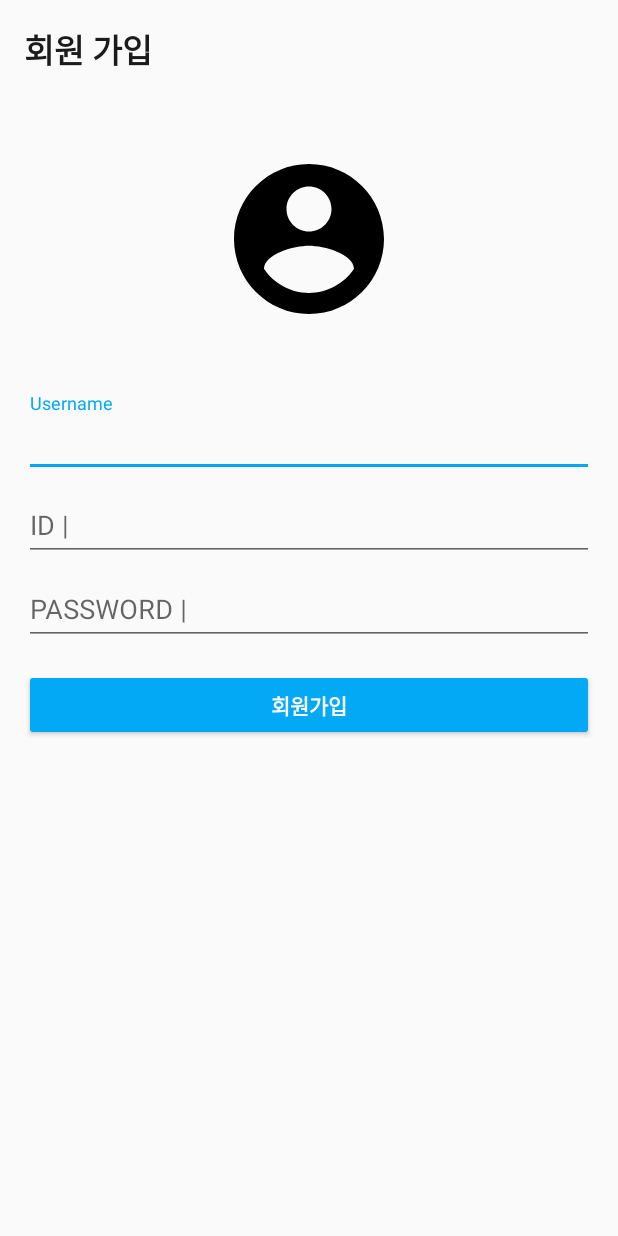
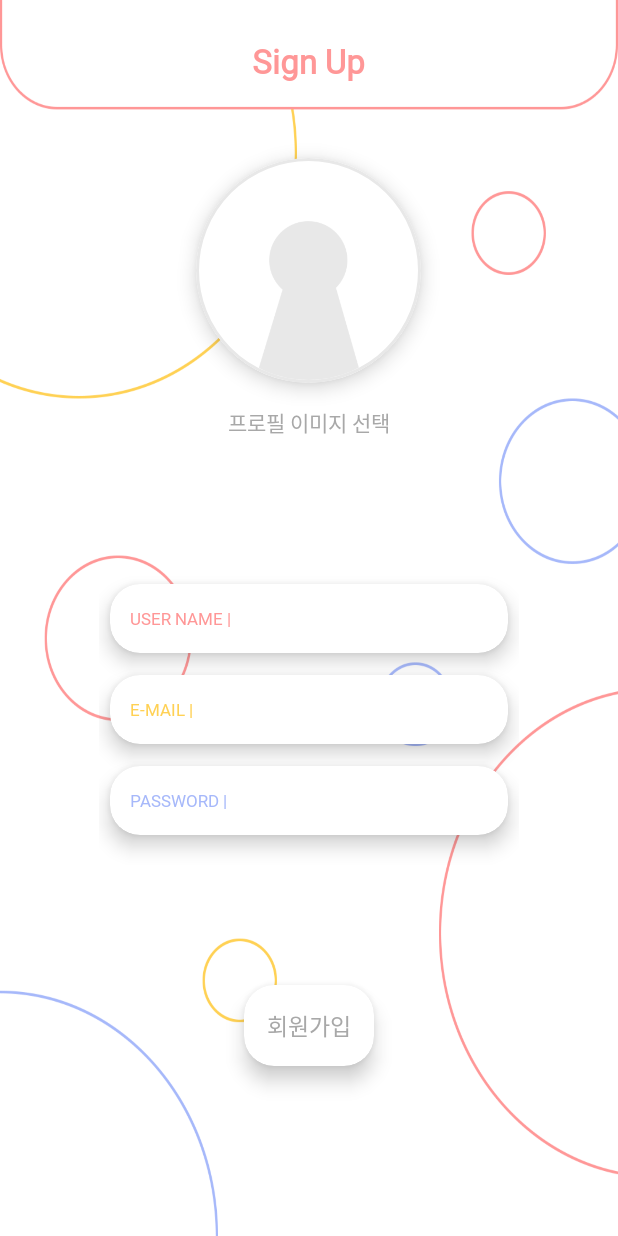
Before and after one commit to magam-sigan-neomgin/SunrinHackathon5th, an Android app: the RegisterActivity screen opened directly, with no data from a screen before it, on a phone screen of 412 x 824 dp. Run offline under Robolectric (Android 15) with nearby library versions, the phone set to English and light mode, and no system bars; our stand-ins replace CircleImageView; libraries missing offline, so code that uses them is left out: com.gun0912.tedpermission, gun0912.tedbottompicker; network calls fail; pictures from the network do not load; 1 statement that could not run was skipped.

Commit message:
login & register complete

```diff
--- a/app/src/main/res/layout/activity_login.xml
+++ b/app/src/main/res/layout/activity_login.xml
@@ -48,14 +48,14 @@
             <RelativeLayout
                     android:layout_margin="5dp"
                     android:layout_width="match_parent" android:layout_height="wrap_content"
-            android:paddingTop="8dp"
-            android:paddingLeft="7dp">
+                    android:padding="8dp">
 
                 <TextView android:layout_width="wrap_content" android:layout_height="wrap_content"
-                          android:text="ID |"
+                          android:text="E-MAIL |"
                           android:fontFamily="@font/nanum_square_eb"
                           android:textColor="#ff9797"
-                          android:gravity="center_vertical"
+                          android:textSize="12sp"
+                          android:layout_centerVertical="true"
                           android:id="@+id/hintID"/>
 
                 <AutoCompleteTextView
@@ -63,6 +63,8 @@
                         android:layout_width="match_parent"
                         android:layout_toRightOf="@id/hintID"
                         android:layout_height="wrap_content"
+                        android:layout_centerVertical="true"
+                        android:fontFamily="@font/nanum_square_r"
                         android:background="@null"
                         android:layout_marginLeft="5dp"
                         android:inputType="textEmailAddress"
@@ -83,27 +85,32 @@
             <RelativeLayout
                     android:layout_margin="5dp"
                     android:layout_width="match_parent" android:layout_height="wrap_content"
-            android:paddingTop="8dp"
-            android:paddingLeft="7dp">
+                    android:padding="8dp">
 
                 <TextView android:layout_width="wrap_content" android:layout_height="wrap_content"
                           android:text="PASSWORD |"
                           android:textColor="#ffd154"
+                          android:textSize="12sp"
                           android:fontFamily="@font/nanum_square_eb"
-                          android:gravity="center_vertical"
+                          android:layout_centerVertical="true"
                           android:id="@+id/hintPW"/>
 
                 <EditText
                         android:id="@+id/password"
                         android:layout_width="match_parent"
                         android:layout_height="wrap_content"
+                        android:layout_centerVertical="true"
+                        android:layout_marginLeft="5dp"
+                        android:fontFamily="sans-serif"
+                        android:textSize="14sp"
                         android:background="@null"
                         android:imeActionId="6"
                         android:imeActionLabel="@string/action_sign_in_short"
                         android:imeOptions="actionUnspecified"
                         android:inputType="textPassword"
                         android:maxLines="1"
-                        android:singleLine="true"/>
+                        android:singleLine="true"
+                android:layout_toRightOf="@id/hintPW"/>
 
             </RelativeLayout>
 
@@ -120,7 +127,7 @@
                 android:layout_gravity="center_horizontal"
                 android:padding="5dp"
                 android:layout_marginBottom="10dp"
-                android:layout_marginTop="10dp"
+                android:layout_marginTop="40dp"
                 android:text="@string/action_sign_up"/>
 
         <CheckBox android:layout_width="wrap_content" android:layout_height="wrap_content"
@@ -154,6 +161,7 @@
                     android:textColor="#a6b8fa"
                     android:text="@string/action_sign_in"
                     android:textStyle="bold"/>
+
         </androidx.cardview.widget.CardView>
     </LinearLayout>
 </RelativeLayout>
--- a/app/src/main/res/layout/activity_register.xml
+++ b/app/src/main/res/layout/activity_register.xml
@@ -1,10 +1,11 @@
 <?xml version="1.0" encoding="utf-8"?>
-<RelativeLayout
+<LinearLayout
         xmlns:android="http://schemas.android.com/apk/res/android"
         xmlns:tools="http://schemas.android.com/tools"
-        android:layout_width="match_parent"
+        android:layout_width="match_parent" xmlns:app="http://schemas.android.com/apk/res-auto"
         android:orientation="vertical"
         android:layout_height="match_parent"
+        android:background="@drawable/register_background"
         android:paddingBottom="@dimen/activity_vertical_margin"
         android:paddingLeft="@dimen/activity_horizontal_margin"
         android:paddingRight="@dimen/activity_horizontal_margin"
@@ -15,103 +16,192 @@
             android:layout_width="wrap_content"
             android:layout_height="wrap_content"
             android:textSize="22.2sp"
-            android:textColor="#1b1b1b"
+            android:textColor="#ff9797"
             android:textStyle="bold"
-            android:layout_marginBottom="50.3dp"
+            android:layout_gravity="center"
+            android:layout_marginTop="10dp"
+            android:layout_marginBottom="50dp"
             android:id="@+id/title"
-            android:text="회원 가입 "/>
+            android:text="Sign Up"
+            android:fontFamily="@font/nanum_square_b"
+    />
 
-    <de.hdodenhof.circleimageview.CircleImageView android:layout_width="120dp"
-                                                  android:layout_height="120dp"
+    <androidx.cardview.widget.CardView
+            android:layout_width="wrap_content"
+            android:layout_gravity="center"
+            app:cardCornerRadius="75dp"
+            app:cardElevation="8dp"
+            android:layout_height="wrap_content">
+
+        <de.hdodenhof.circleimageview.CircleImageView
+                android:layout_width="150dp"
+                android:layout_height="150dp"
                 android:id="@+id/profileImage"
                 android:foreground="?attr/selectableItemBackground"
                 android:layout_below="@id/title"
-                                                  android:layout_marginBottom="24.3dp"
                 android:layout_centerHorizontal="true"
-                                                  android:src="@drawable/default_profile_image"/>
+                android:src="@drawable/ic_default_profile"
+                app:civ_border_width="2dp"
+                app:civ_border_color="#e8e8e8"
+                android:layout_gravity="center" />
 
-    <TextView
-            android:layout_width="wrap_content"
-            android:layout_height="wrap_content"
-            android:textSize="13.5sp"
-            android:textColor="#1b1b1b"
-            android:layout_centerHorizontal="true"
-            android:id="@+id/profileImageTitle"
-            android:layout_below="@id/profileImage"
-            android:textStyle="bold"
-            tools:text="프로필 사진"/>
+    </androidx.cardview.widget.CardView>
 
-    <com.google.android.material.textfield.TextInputLayout
+    <TextView android:layout_width="wrap_content" android:layout_height="wrap_content"
+              android:layout_marginTop="15dp"
+              android:layout_marginBottom="90dp"
+              android:text="프로필 이미지 선택"
+              android:fontFamily="@font/nanum_square_b"
+              android:textColor="#a8a8a8"
+              android:layout_gravity="center" />
+
+    <LinearLayout android:layout_width="match_parent" android:layout_height="wrap_content"
+    android:orientation="vertical"
+    android:layout_marginLeft="@dimen/login_side_margin"
+    android:layout_marginRight="@dimen/login_side_margin">
+
+        <androidx.cardview.widget.CardView
                 android:layout_width="match_parent"
-            android:id="@+id/usernameArea"
-            android:layout_below="@id/profileImageTitle"
+                app:cardCornerRadius="20dp"
+                android:layout_margin="7dp"
+                app:cardElevation="8dp"
                 android:layout_height="wrap_content">
 
-        <EditText
+            <RelativeLayout
+                    android:layout_margin="5dp"
+                    android:layout_width="match_parent" android:layout_height="35dp"
+                    android:padding="8dp">
+
+                <TextView android:layout_width="wrap_content" android:layout_height="wrap_content"
+                          android:text="USER NAME |"
+                          android:textSize="11sp"
+                          android:fontFamily="@font/nanum_square_eb"
+                          android:textColor="#ff9797"
+                          android:layout_centerVertical="true"
+                          android:id="@+id/hintUSERNAME" />
+
+                <AutoCompleteTextView
                         android:id="@+id/username"
                         android:layout_width="match_parent"
+                        android:layout_toRightOf="@id/hintUSERNAME"
                         android:layout_height="wrap_content"
-                android:hint="@string/prompt_username"
-                android:imeActionId="6"
-                android:imeActionLabel="@string/action_sign_in_short"
-                android:imeOptions="actionUnspecified"
-                android:inputType="textPersonName"
+                        android:layout_centerVertical="true"
+                        android:fontFamily="@font/nanum_square_r"
+                        android:textSize="11sp"
+                        android:background="@null"
+                        android:layout_marginLeft="5dp"
+                        android:inputType="textEmailAddress"
                         android:maxLines="1"
                         android:singleLine="true"/>
 
-    </com.google.android.material.textfield.TextInputLayout>
+            </RelativeLayout>
 
-    <com.google.android.material.textfield.TextInputLayout
+        </androidx.cardview.widget.CardView>
+
+        <androidx.cardview.widget.CardView
                 android:layout_width="match_parent"
-            android:id="@+id/idArea"
-            android:layout_below="@id/usernameArea"
+                app:cardCornerRadius="20dp"
+                app:cardElevation="8dp"
+                android:layout_margin="7dp"
                 android:layout_height="wrap_content">
 
-        <EditText
+            <RelativeLayout
+                    android:layout_margin="5dp"
+                    android:layout_width="match_parent" android:layout_height="35dp"
+                    android:padding="8dp">
+
+                <TextView android:layout_width="wrap_content" android:layout_height="wrap_content"
+                          android:text="E-MAIL |"
+                          android:textSize="11sp"
+                          android:textColor="#ffd154"
+                          android:fontFamily="@font/nanum_square_eb"
+                          android:layout_centerVertical="true"
+                          android:id="@+id/hintEMAIL"/>
+
+                <AutoCompleteTextView
                         android:id="@+id/email"
                         android:layout_width="match_parent"
+                        android:layout_toRightOf="@id/hintEMAIL"
                         android:layout_height="wrap_content"
-                android:hint="@string/prompt_email"
-                android:imeActionId="6"
-                android:imeActionLabel="@string/action_sign_in_short"
-                android:imeOptions="actionUnspecified"
-                android:inputType="text"
+                        android:layout_centerVertical="true"
+                        android:fontFamily="@font/nanum_square_r"
+                        android:textSize="11sp"
+                        android:background="@null"
+                        android:layout_marginLeft="5dp"
+                        android:inputType="textEmailAddress"
                         android:maxLines="1"
                         android:singleLine="true"/>
 
-    </com.google.android.material.textfield.TextInputLayout>
+            </RelativeLayout>
 
-    <com.google.android.material.textfield.TextInputLayout
+        </androidx.cardview.widget.CardView>
+
+        <androidx.cardview.widget.CardView
                 android:layout_width="match_parent"
-            android:id="@+id/passwordArea"
-            android:layout_below="@id/idArea"
+                app:cardCornerRadius="20dp"
+                app:cardElevation="8dp"
+                android:layout_marginTop="7dp"
+                android:layout_marginLeft="7dp"
+                android:layout_marginRight="7dp"
+                android:layout_marginBottom="20dp"
                 android:layout_height="wrap_content">
+
+            <RelativeLayout
+                    android:layout_margin="5dp"
+                    android:layout_width="match_parent" android:layout_height="35dp"
+                    android:padding="8dp">
+
+                <TextView android:layout_width="wrap_content" android:layout_height="wrap_content"
+                          android:text="PASSWORD |"
+                          android:textSize="11sp"
+                          android:textColor="#a6b8fa"
+                          android:fontFamily="@font/nanum_square_eb"
+                          android:layout_centerVertical="true"
+                          android:id="@+id/hintPASSWORD"/>
 
                 <EditText
                         android:id="@+id/password"
                         android:layout_width="match_parent"
                         android:layout_height="wrap_content"
-                android:hint="@string/prompt_password"
+                        android:layout_centerVertical="true"
+                        android:layout_marginLeft="5dp"
+                        android:fontFamily="sans-serif"
+                        android:textSize="13sp"
+                        android:background="@null"
                         android:imeActionId="6"
                         android:imeActionLabel="@string/action_sign_in_short"
                         android:imeOptions="actionUnspecified"
                         android:inputType="textPassword"
                         android:maxLines="1"
-                android:singleLine="true"/>
+                        android:singleLine="true"
+                        android:layout_toRightOf="@id/hintPASSWORD"/>
 
-    </com.google.android.material.textfield.TextInputLayout>
+            </RelativeLayout>
 
-    <Button
+        </androidx.cardview.widget.CardView>
+
+    </LinearLayout>
+
+    <androidx.cardview.widget.CardView
             android:id="@+id/sign_up_button"
-            style="?android:textAppearanceSmall"
-            android:layout_width="match_parent"
+            android:layout_width="wrap_content"
+            android:layout_gravity="center"
+            app:cardCornerRadius="20dp"
+            app:cardElevation="8dp"
+            android:layout_marginTop="80dp"
+            android:layout_height="wrap_content">
+
+        <TextView
+            android:layout_width="wrap_content"
             android:layout_height="wrap_content"
-            android:layout_marginTop="16dp"
-            android:text="@string/action_sign_up"
-            android:backgroundTint="@color/colorAccent"
-            android:textColor="@color/white"
-            android:layout_below="@id/passwordArea"
-            android:textStyle="bold"/>
+            android:padding="15dp"
+            android:text="회원가입"
+            android:textColor="#a8a8a8"
+            android:fontFamily="@font/nanum_square_eb"
+            android:textSize="15sp"
+        />
+
+    </androidx.cardview.widget.CardView>
 
 
-</RelativeLayout>
+</LinearLayout>
```
Also changed, not shown: app/src/main/res/drawable/ic_default_profile.png (added), app/src/main/res/drawable/register_background.png (added). Lines whose indentation alone changed are shown as unchanged.
